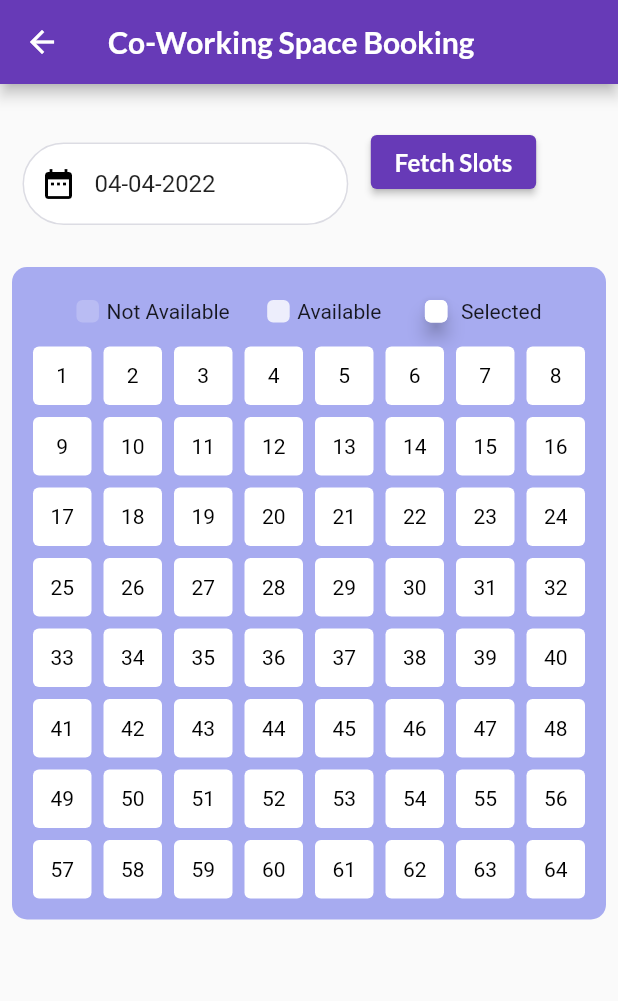
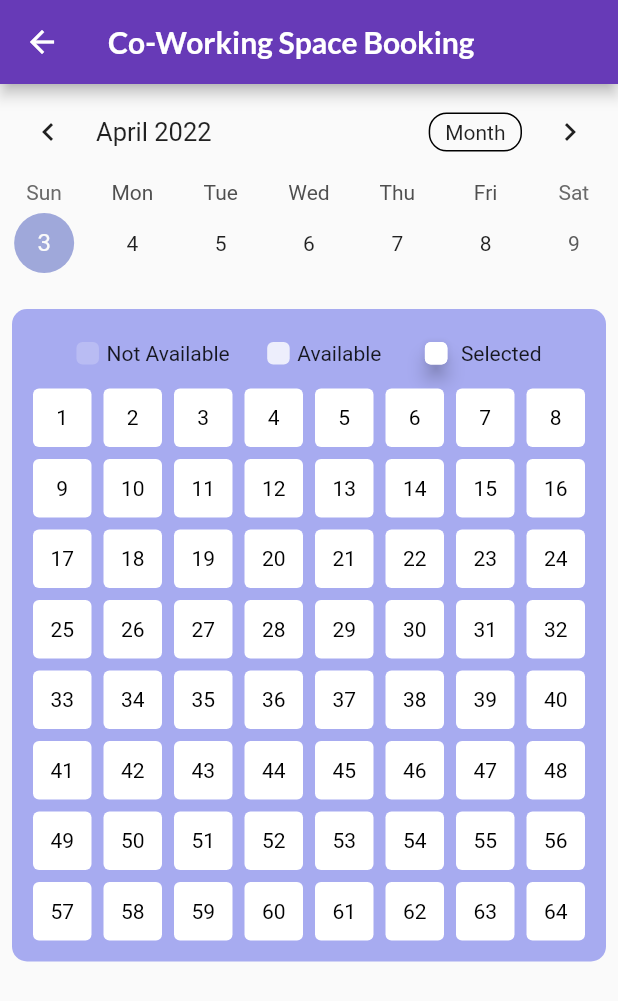
Before and after one commit to AbhiKumbhani007/ikigai, a Flutter app: the GridBooking screen opened by its route, on a phone screen of 412 x 824 dp. Shown: the top 1001 px of the screen. Run offline on Flutter 3.47's test engine with Material 2 defaults, Android fonts, the phone set to English and light mode, and no system bars; drawn by our look-alikes of table_calendar; our stand-ins replace cloud_firestore, firebase_auth, firebase_core, flutter_speed_dial, get, get_storage and 6 more; missing offline and left inert: cashfree_pg, dart:ffi, whatsapp_unilink; accounts and stored records are empty; network calls fail.

Commit message:
date in grid booking is added

```diff
--- /dev/null
+++ b/lib/screens/components/date_picker.dart
@@ -0,0 +1,106 @@
+// Copyright 2019 Aleksander Woźniak
+// SPDX-License-Identifier: Apache-2.0
+
+import 'package:flutter/material.dart';
+import 'package:get/get.dart';
+import 'package:ikigai/controllers/matrix_controller.dart';
+import 'dart:collection';
+
+import 'package:table_calendar/table_calendar.dart';
+
+class TableBasicsExample extends StatefulWidget {
+  @override
+  _TableBasicsExampleState createState() => _TableBasicsExampleState();
+}
+
+class _TableBasicsExampleState extends State<TableBasicsExample> {
+  CalendarFormat _calendarFormat = CalendarFormat.week;
+  DateTime _focusedDay = DateTime.now();
+  DateTime? _selectedDay;
+  MatrixController matrixController = Get.find();
+  @override
+  Widget build(BuildContext context) {
+    return TableCalendar(
+      firstDay: kFirstDay,
+      lastDay: kLastDay,
+      focusedDay: _focusedDay,
+      calendarFormat: _calendarFormat,
+      selectedDayPredicate: (day) {
+        // Use `selectedDayPredicate` to determine which day is currently selected.
+        // If this returns true, then `day` will be marked as selected.
+        // Using `isSameDay` is recommended to disregard
+        // the time-part of compared DateTime objects.
+        return isSameDay(_selectedDay, day);
+      },
+      onDaySelected: (selectedDay, focusedDay) {
+        if (!isSameDay(_selectedDay, selectedDay)) {
+          // Call `setState()` when updating the selected day
+
+          setState(() {
+            _selectedDay = selectedDay;
+            _focusedDay = focusedDay;
+            String date = _selectedDay.toString();
+            date = date.substring(8, 10) +
+                '-' +
+                date.substring(5, 7) +
+                '-' +
+                date.substring(0, 4);
+            matrixController.selectedDate = date;
+            matrixController.getSeatStatsAccordingToDate();
+          });
+        }
+      },
+      onFormatChanged: (format) {},
+      onPageChanged: (focusedDay) {
+        // No need to call `setState()` here
+        _focusedDay = focusedDay;
+      },
+    );
+  }
+}
+// Copyright 2019 Aleksander Woźniak
+// SPDX-License-Identifier: Apache-2.0
+
+/// Example event class.
+class Event {
+  final String title;
+  const Event(this.title);
+  @override
+  String toString() => title;
+}
+
+/// Example events.
+///
+/// Using a [LinkedHashMap] is highly recommended if you decide to use a map.
+final kEvents = LinkedHashMap<DateTime, List<Event>>(
+  equals: isSameDay,
+  hashCode: getHashCode,
+)..addAll(_kEventSource);
+
+final _kEventSource = Map.fromIterable(List.generate(50, (index) => index),
+    key: (item) => DateTime.utc(kFirstDay.year, kFirstDay.month, item * 5),
+    value: (item) => List.generate(
+        item % 4 + 1, (index) => Event('Event $item | ${index + 1}')))
+  ..addAll({
+    kToday: [
+      Event('Today\'s Event 1'),
+      Event('Today\'s Event 2'),
+    ],
+  });
+
+int getHashCode(DateTime key) {
+  return key.day * 1000000 + key.month * 10000 + key.year;
+}
+
+/// Returns a list of [DateTime] objects from [first] to [last], inclusive.
+List<DateTime> daysInRange(DateTime first, DateTime last) {
+  final dayCount = last.difference(first).inDays + 1;
+  return List.generate(
+    dayCount,
+    (index) => DateTime.utc(first.year, first.month, first.day + index),
+  );
+}
+
+final kToday = DateTime.now();
+final kFirstDay = DateTime(kToday.year, kToday.month - 3, kToday.day);
+final kLastDay = DateTime(kToday.year, kToday.month + 3, kToday.day);
--- a/lib/screens/components/gridbooking.dart
+++ b/lib/screens/components/gridbooking.dart
@@ -3,6 +3,7 @@
 import 'package:flutter/material.dart';
 import 'package:get/get.dart';
 import 'package:google_fonts/google_fonts.dart';
+import 'package:ikigai/screens/components/date_picker.dart';
 import 'package:ikigai/screens/components/input_field_date.dart';
 import '../../controllers/matrix_controller.dart';
 import '../../services/matrix_services.dart';
@@ -45,61 +46,7 @@ class _GridBookingState extends State<GridBooking> {
       ),
       body: ListView(
         children: [
-          Row(
-            // crossAxisAlignment: CrossAxisAlignment.center,
-            // mainAxisAlignment: MainAxisAlignment.center,
-            children: [
-              InputFieldDate(
-                inputIcon: Icons.date_range,
-                initialValue: DateTime(DateTime.now().year,
-                        DateTime.now().month, DateTime.now().day + 1)
-                    .toString(),
-                topicName: "",
-                size: size * 0.6,
-                fieldController: _date,
-                hinttext: "01-01-2020",
-                validator: (v) {
-                  if (v!.length == 0) {
-                    return 'Enter title of activity';
-                  } else {
-                    return null;
-                  }
-                },
-                onpressed: () async {
-                  final date = await showDatePicker(
-                      initialDate: DateTime.now(),
-                      firstDate: DateTime.now(),
-                      lastDate: DateTime(2050),
-                      context: context);
-                  if (date != null) {
-                    _date.text =
-                        // ignore: unnecessary_string_interpolations
-                        "${((date.day) < 10 ? '0' + (date.day).toString() : (date.day).toString()) + '-' + (date.month < 10 ? '0' + date.month.toString() : date.month.toString()) + '-' + date.year.toString()}";
-                  }
-                },
-              ),
-              SizedBox(
-                height: 60,
-                child: Center(
-                  child: ElevatedButton(
-                    onPressed: (() {
-                      matrixController.selectedDate = _date.text;
-                      matrixController.getSeatStatsAccordingToDate();
-                      setState(() {
-                        isSlotsDetailsAvailable = true;
-                      });
-                      // matrixServices.getSeatStatsAccordingToDate(_date.text);
-                    }),
-                    child: Text(
-                      "Fetch Slots",
-                      style: GoogleFonts.lato(
-                          fontSize: 16, fontWeight: FontWeight.w600),
-                    ),
-                  ),
-                ),
-              ),
-            ],
-          ),
+          TableBasicsExample(),
           SizedBox(
             height: 10,
           ),
--- a/pubspec.yaml
+++ b/pubspec.yaml
@@ -52,6 +52,7 @@ dependencies:
   image_preview: ^1.0.1
   share: ^2.0.4
   shared_preferences: ^2.0.13
+  table_calendar: ^3.0.5
 dev_dependencies:
   flutter_test:
     sdk: flutter
```
Also changed, not shown: pubspec.lock.
